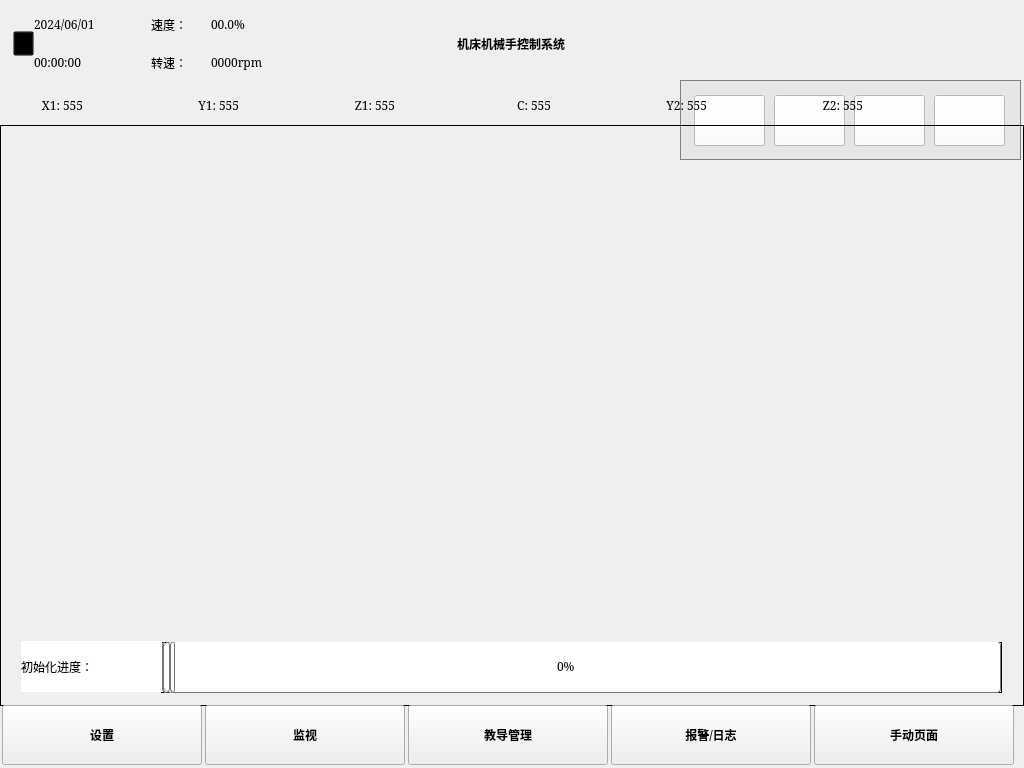
Before: the Qt Designer form mainwindow.ui in Jade-yun/MachineTool, drawn with Qt 5.
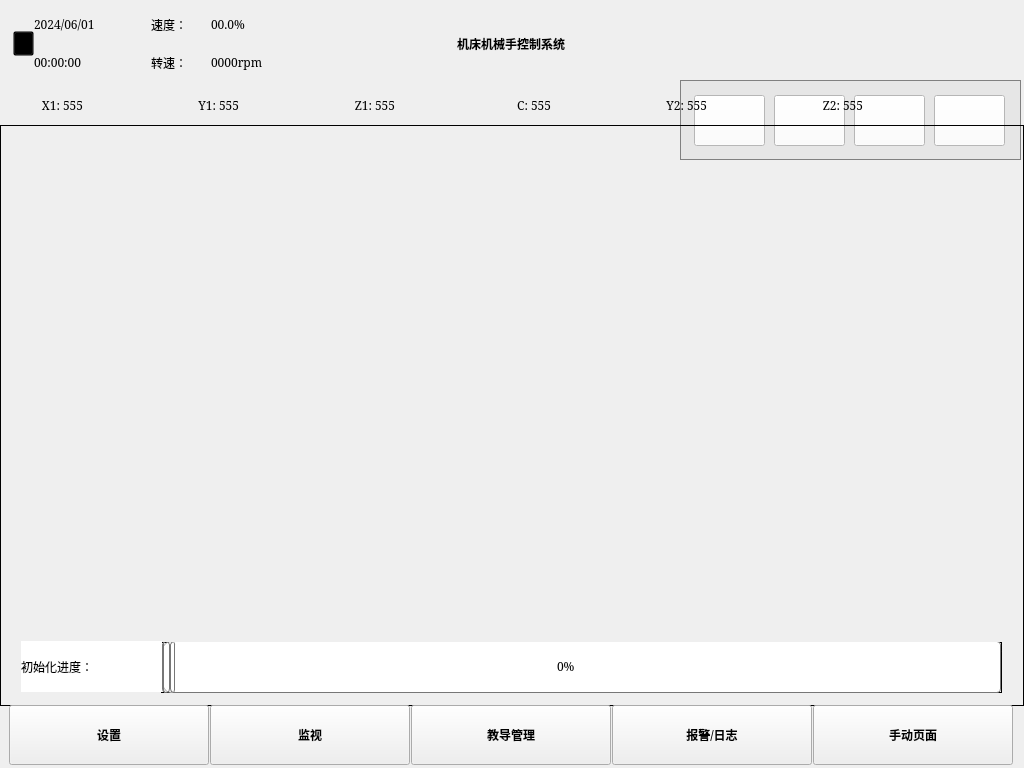
After: the same form once the commit is applied. Icons and pictures are not drawn. Custom widgets are drawn as their Qt base class.

The edit to the form file:
```diff
--- a/mainwindow.ui
+++ b/mainwindow.ui
@@ -64,21 +64,18 @@
       <height>65</height>
      </size>
     </property>
-    <layout class="QHBoxLayout" name="horizontalLayout_11">
-     <property name="spacing">
-      <number>1</number>
-     </property>
-     <property name="topMargin">
-      <number>0</number>
-     </property>
-     <property name="bottomMargin">
-      <number>6</number>
-     </property>
-     <item>
       <widget class="QPushButton" name="Btn_SetHome">
        <property name="enabled">
         <bool>true</bool>
        </property>
+     <property name="geometry">
+      <rect>
+       <x>9</x>
+       <y>0</y>
+       <width>200</width>
+       <height>60</height>
+      </rect>
+     </property>
        <property name="sizePolicy">
         <sizepolicy hsizetype="Preferred" vsizetype="Preferred">
          <horstretch>0</horstretch>
@@ -124,12 +121,18 @@
         <bool>true</bool>
        </property>
       </widget>
-     </item>
-     <item>
       <widget class="QPushButton" name="Btn_MonitorHome">
        <property name="enabled">
         <bool>true</bool>
        </property>
+     <property name="geometry">
+      <rect>
+       <x>210</x>
+       <y>0</y>
+       <width>200</width>
+       <height>60</height>
+      </rect>
+     </property>
        <property name="sizePolicy">
         <sizepolicy hsizetype="Preferred" vsizetype="Preferred">
          <horstretch>0</horstretch>
@@ -175,9 +178,15 @@
         <bool>true</bool>
        </property>
       </widget>
-     </item>
-     <item>
       <widget class="QPushButton" name="Btn_TeachHome">
+     <property name="geometry">
+      <rect>
+       <x>411</x>
+       <y>0</y>
+       <width>200</width>
+       <height>60</height>
+      </rect>
+     </property>
        <property name="sizePolicy">
         <sizepolicy hsizetype="Preferred" vsizetype="Preferred">
          <horstretch>0</horstretch>
@@ -223,9 +232,15 @@
         <bool>true</bool>
        </property>
       </widget>
-     </item>
-     <item>
       <widget class="QPushButton" name="Btn_AlarmHome">
+     <property name="geometry">
+      <rect>
+       <x>612</x>
+       <y>0</y>
+       <width>200</width>
+       <height>60</height>
+      </rect>
+     </property>
        <property name="sizePolicy">
         <sizepolicy hsizetype="Preferred" vsizetype="Preferred">
          <horstretch>0</horstretch>
@@ -274,12 +289,18 @@
         <bool>true</bool>
        </property>
       </widget>
-     </item>
-     <item>
       <widget class="QPushButton" name="Btn_ManualHome">
        <property name="enabled">
         <bool>true</bool>
        </property>
+     <property name="geometry">
+      <rect>
+       <x>813</x>
+       <y>0</y>
+       <width>200</width>
+       <height>60</height>
+      </rect>
+     </property>
        <property name="sizePolicy">
         <sizepolicy hsizetype="Preferred" vsizetype="Preferred">
          <horstretch>0</horstretch>
@@ -325,8 +346,6 @@
         <bool>true</bool>
        </property>
       </widget>
-     </item>
-    </layout>
    </widget>
    <widget class="QStackedWidget" name="stkWidget">
     <property name="geometry">
```
Lines whose indentation alone changed are shown as unchanged.
